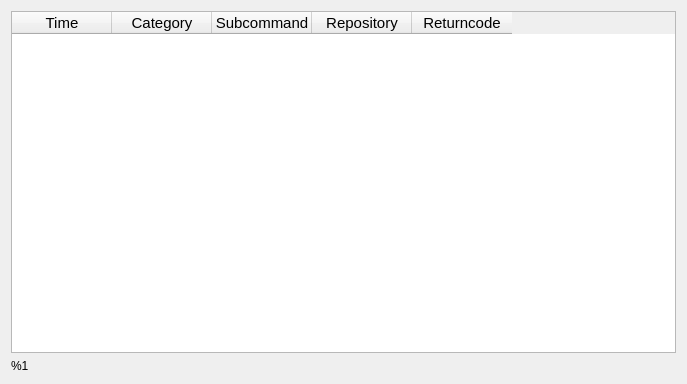
First picture: the form in src/vorta/assets/UI/log_page.ui, repository borgbase/vorta, before the edit.
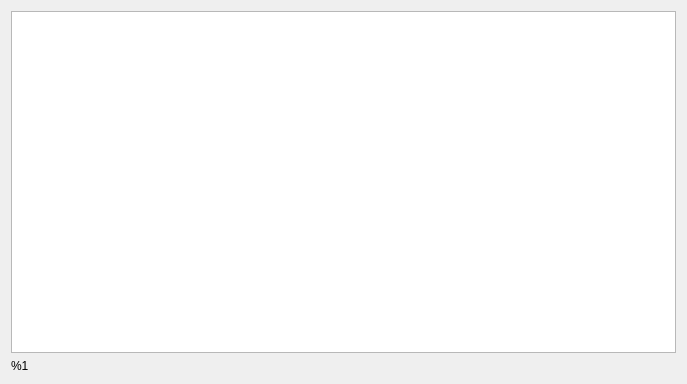
Second picture: the form after the edit.

Commit message:
Refactor LogPage to use a QAbstractTableModel (#2515)
* refactor log page to ensure MVVM pattern

* added docstring

* fix make lint1

* convert log table to QTableView + QAbstractTableModel

Replaces the short-lived LogPageViewModel introduced earlier in this branch.

```diff
--- a/src/vorta/assets/UI/log_page.ui
+++ b/src/vorta/assets/UI/log_page.ui
@@ -12,7 +12,7 @@
   </property>
   <layout class="QVBoxLayout" name="verticalLayout">
    <item>
-    <widget class="QTableWidget" name="logPage">
+    <widget class="QTableView" name="logPage">
      <property name="font">
       <font>
        <pointsize>11</pointsize>
@@ -28,31 +28,6 @@
      <attribute name="verticalHeaderVisible">
       <bool>false</bool>
      </attribute>
-     <column>
-      <property name="text">
-       <string>Time</string>
-      </property>
-     </column>
-     <column>
-      <property name="text">
-       <string>Category</string>
-      </property>
-     </column>
-     <column>
-      <property name="text">
-       <string>Subcommand</string>
-      </property>
-     </column>
-     <column>
-      <property name="text">
-       <string>Repository</string>
-      </property>
-     </column>
-     <column>
-      <property name="text">
-       <string>Returncode</string>
-      </property>
-     </column>
     </widget>
    </item>
    <item>
```
The commit also changes 5 other files.
